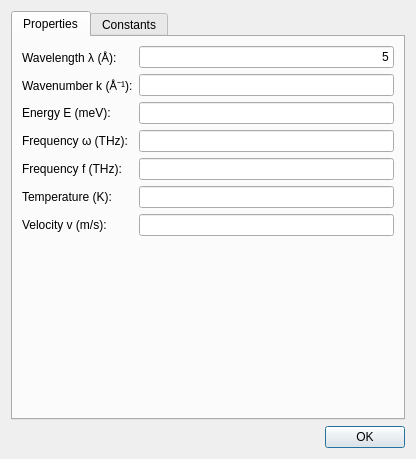
Before: the Qt Designer form ui/neutrons.ui in tweber-ill/frm_mirror-takin1, drawn with Qt 5.
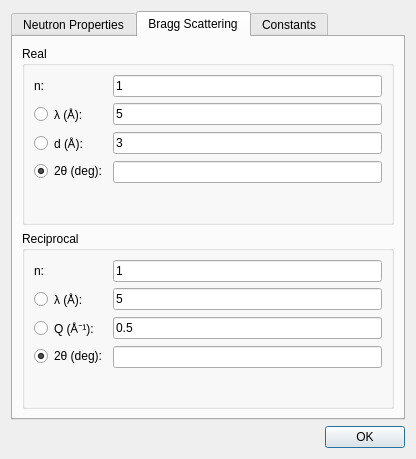
After: the same form once the commit is applied. The open tabs and pages were chosen to show the change.

Commit message: adapted old bragg dialog from miezetools

The edit to the form file:
```diff
--- a/ui/neutrons.ui
+++ b/ui/neutrons.ui
@@ -21,7 +21,7 @@
      </property>
      <widget class="QWidget" name="tab">
       <attribute name="title">
-       <string>Properties</string>
+       <string>Neutron Properties</string>
       </attribute>
       <layout class="QGridLayout" name="gridLayout">
        <item row="6" column="0">
@@ -176,6 +176,141 @@
        </item>
       </layout>
      </widget>
+     <widget class="QWidget" name="tab_3">
+      <attribute name="title">
+       <string>Bragg Scattering</string>
+      </attribute>
+      <layout class="QGridLayout" name="gridLayout_3">
+       <item row="0" column="0">
+        <widget class="QGroupBox" name="groupBox_3">
+         <property name="title">
+          <string>Real</string>
+         </property>
+         <layout class="QFormLayout" name="formLayout_2">
+          <item row="0" column="1">
+           <widget class="QLineEdit" name="editBraggDirN">
+            <property name="text">
+             <string>1</string>
+            </property>
+           </widget>
+          </item>
+          <item row="1" column="1">
+           <widget class="QLineEdit" name="editBraggDirLam">
+            <property name="text">
+             <string>5</string>
+            </property>
+           </widget>
+          </item>
+          <item row="2" column="1">
+           <widget class="QLineEdit" name="editBraggDirD">
+            <property name="text">
+             <string>3</string>
+            </property>
+           </widget>
+          </item>
+          <item row="3" column="1">
+           <widget class="QLineEdit" name="editBraggDirTT"/>
+          </item>
+          <item row="1" column="0">
+           <widget class="QRadioButton" name="radioBraggDirLam">
+            <property name="text">
+             <string>λ (Å):</string>
+            </property>
+           </widget>
+          </item>
+          <item row="2" column="0">
+           <widget class="QRadioButton" name="radioBraggDirD">
+            <property name="text">
+             <string>d (Å):</string>
+            </property>
+           </widget>
+          </item>
+          <item row="3" column="0">
+           <widget class="QRadioButton" name="radioBraggDirTT">
+            <property name="text">
+             <string>2θ (deg):</string>
+            </property>
+            <property name="checked">
+             <bool>true</bool>
+            </property>
+           </widget>
+          </item>
+          <item row="0" column="0">
+           <widget class="QLabel" name="label_18">
+            <property name="text">
+             <string>n:</string>
+            </property>
+           </widget>
+          </item>
+         </layout>
+        </widget>
+       </item>
+       <item row="1" column="0">
+        <widget class="QGroupBox" name="groupBox_4">
+         <property name="title">
+          <string>Reciprocal</string>
+         </property>
+         <layout class="QFormLayout" name="formLayout_3">
+          <item row="0" column="1">
+           <widget class="QLineEdit" name="editBraggReciN">
+            <property name="text">
+             <string>1</string>
+            </property>
+           </widget>
+          </item>
+          <item row="1" column="1">
+           <widget class="QLineEdit" name="editBraggReciLam">
+            <property name="text">
+             <string>5</string>
+            </property>
+           </widget>
+          </item>
+          <item row="2" column="1">
+           <widget class="QLineEdit" name="editBraggReciQ">
+            <property name="text">
+             <string>0.5</string>
+            </property>
+           </widget>
+          </item>
+          <item row="3" column="1">
+           <widget class="QLineEdit" name="editBraggReciTT"/>
+          </item>
+          <item row="1" column="0">
+           <widget class="QRadioButton" name="radioBraggReciLam">
+            <property name="text">
+             <string>λ (Å):</string>
+            </property>
+           </widget>
+          </item>
+          <item row="2" column="0">
+           <widget class="QRadioButton" name="radioBraggReciQ">
+            <property name="text">
+             <string>Q (Å⁻¹):</string>
+            </property>
+           </widget>
+          </item>
+          <item row="3" column="0">
+           <widget class="QRadioButton" name="radioBraggReciTT">
+            <property name="text">
+             <string>2θ (deg):</string>
+            </property>
+            <property name="checked">
+             <bool>true</bool>
+            </property>
+           </widget>
+          </item>
+          <item row="0" column="0">
+           <widget class="QLabel" name="label_19">
+            <property name="text">
+             <string>n:</string>
+            </property>
+           </widget>
+          </item>
+         </layout>
+        </widget>
+       </item>
+      </layout>
+     </widget>
      <widget class="QWidget" name="tab_2">
       <attribute name="title">
        <string>Constants</string>
```
Left out of the diff: 16 changed lines with no effect on the pictures. The commit also changes 2 other files.
